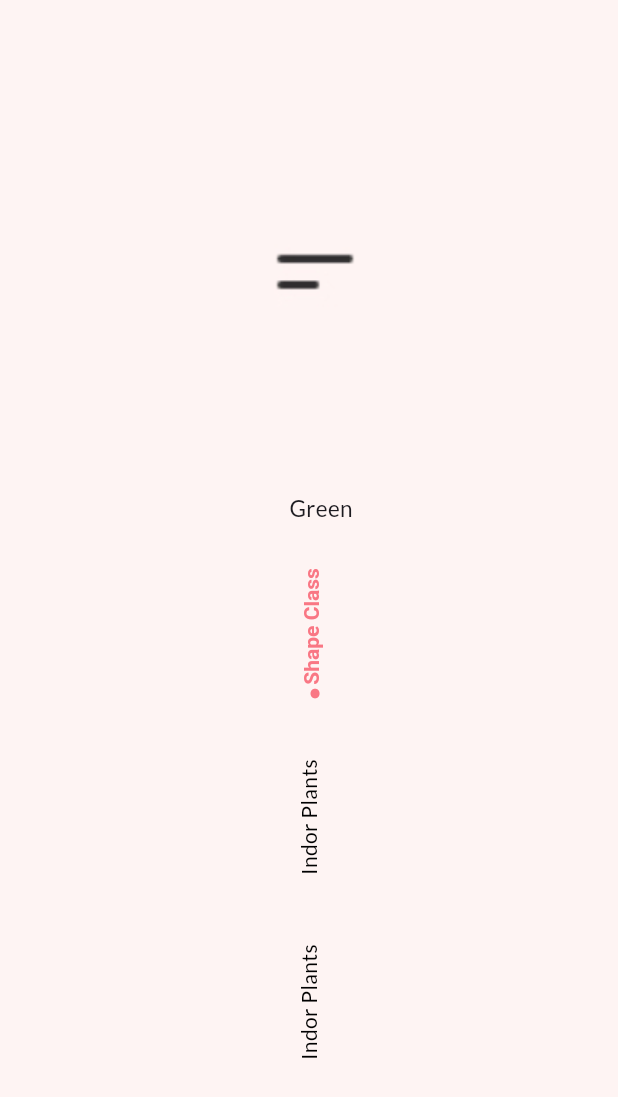
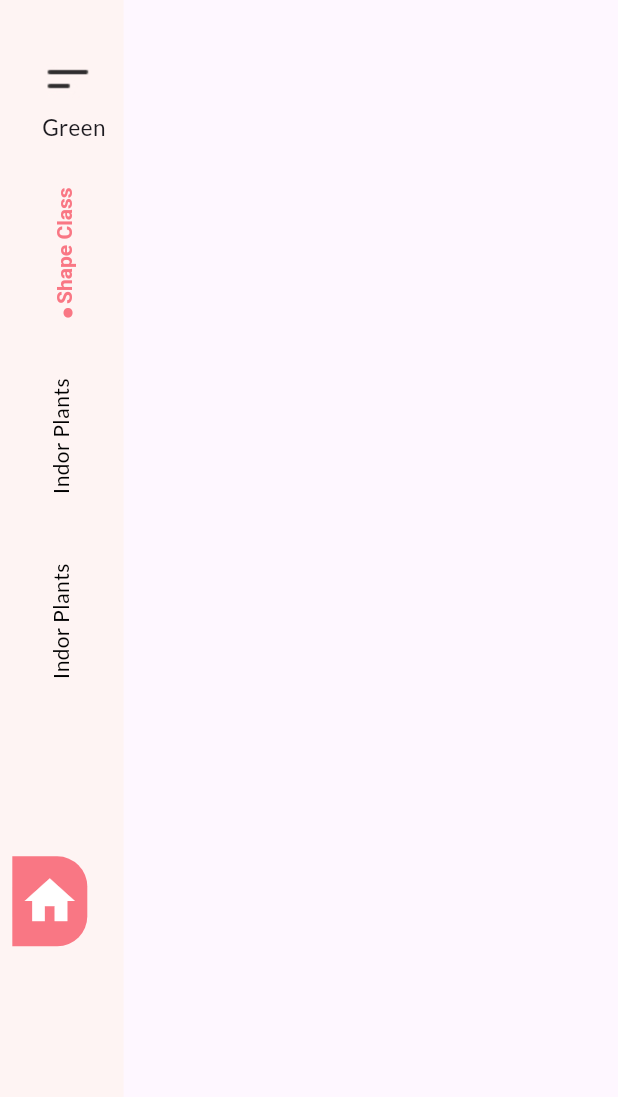
Before and after one commit to NizamUddin07/plant_app, a Flutter app: the screen it shows after launch, on a phone screen of 412 x 824 dp. Shown: the top 1097 px of the screen. Run offline on Flutter 3.47's test engine with Material 3 defaults, Android fonts, the phone set to English and light mode, and no system bars; our stand-ins replace google_fonts.

Commit message:
side bar fixed with mediaquery

```diff
--- a/lib/screens/home_screen.dart
+++ b/lib/screens/home_screen.dart
@@ -6,23 +6,33 @@ class HomeScreen extends StatelessWidget {
 
   @override
   Widget build(BuildContext context) {
+    Size size = MediaQuery.of(context).size;
     return Scaffold(
       body: Stack(
         children: [
-          Row(
-            children: [
-              Expanded(child:
+          Row(children: [sideBar(),
           Container(
+            width: size.width*0.8,
+          )
+          ]),
+        ],
+      ),
+    );
+  }
+
+  Expanded sideBar() {
+    return Expanded(
+      child: Container(
         color: secondaryColor,
         child: Column(
           children: [
             Padding(
-                      padding: const EdgeInsets.only(left: 8, top: 32),
-                      child: Image.asset('images/more icon.png', width: 500,),
+              padding: const EdgeInsets.only(left: 8, top: 30),
+              child: Image.asset('images/more icon.png', width: 60),
             ),
             Padding(
               padding: const EdgeInsets.only(left: 16),
-                      child: Text('Green', style: TextStyle(fontSize: 15),),
+              child: Text('Green', style: TextStyle(fontSize: 15)),
             ),
             SizedBox(height: 30),
             Padding(
@@ -31,52 +41,66 @@ class HomeScreen extends StatelessWidget {
                 quarterTurns: 3,
                 child: RichText(
                   text: TextSpan(
-                          children:[
+                    children: [
                       TextSpan(
-                                text: ".", style: TextStyle(
+                        text: ".",
+                        style: TextStyle(
                           fontSize: 40,
                           fontWeight: FontWeight.bold,
-                                color: primaryColor
+                          color: primaryColor,
                         ),
                       ),
                       TextSpan(
-                                text: "Shape Class", style: TextStyle(
+                        text: "Shape Class",
+                        style: TextStyle(
                           fontWeight: FontWeight.bold,
-                                color: primaryColor
+                          color: primaryColor,
                         ),
                       ),
-                          ]
+                    ],
                   ),
                 ),
               ),
             ),
-                    SizedBox(
-                      height: 30,
-                    ),
+            SizedBox(height: 30),
             Padding(
               padding: const EdgeInsets.all(8.0),
               child: RotatedBox(
                 quarterTurns: 3,
-                        child: Text("Indor Plants",style: TextStyle(color: Colors.black),),
+                child: Text(
+                  "Indor Plants",
+                  style: TextStyle(color: Colors.black),
                 ),
               ),
-                    SizedBox(
-                      height: 30,
             ),
+            SizedBox(height: 30),
             Padding(
               padding: const EdgeInsets.all(8.0),
               child: RotatedBox(
                 quarterTurns: 3,
-                        child: Text("Indor Plants",style: TextStyle(color: Colors.black),),
+                child: Text(
+                  "Indor Plants",
+                  style: TextStyle(color: Colors.black),
+                ),
+              ),
+            ),
+            Padding(
+              padding: EdgeInsets.only(top: 110, right: 16),
+              child: Container(
+                decoration: BoxDecoration(
+                  borderRadius: BorderRadius.only(
+                    topRight: Radius.circular(20),
+                    bottomRight: Radius.circular(20),
+                  ),
+                  color: primaryColor,
+                ),
+                width: 50,
+                height: 60,
+                child: Icon(Icons.home, color: Colors.white, size: 40),
               ),
             ),
           ],
         ),
-              )
-              )
-            ],
-          )
-        ],
       ),
     );
   }
```
Lines whose indentation alone changed are shown as unchanged.
